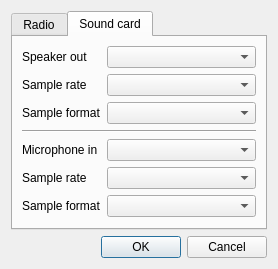
csete/softrig, file gui/device_config.ui: the form before one commit.
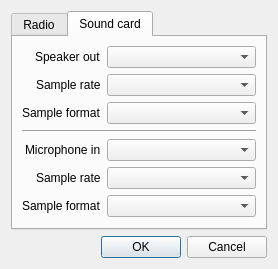
The form after the commit.

Commit message: Use right aligned labels in device config form layout

Patch:
```diff
--- a/gui/device_config.ui
+++ b/gui/device_config.ui
@@ -196,6 +196,9 @@
        <string>Sound card</string>
       </attribute>
       <layout class="QFormLayout" name="formLayout_2">
+       <property name="labelAlignment">
+        <set>Qt::AlignRight|Qt::AlignTrailing|Qt::AlignVCenter</set>
+       </property>
        <item row="0" column="0">
         <widget class="QLabel" name="aoutDevLabel">
          <property name="toolTip">
```
Left out of the diff: 3 changed lines with no effect on the pictures.
